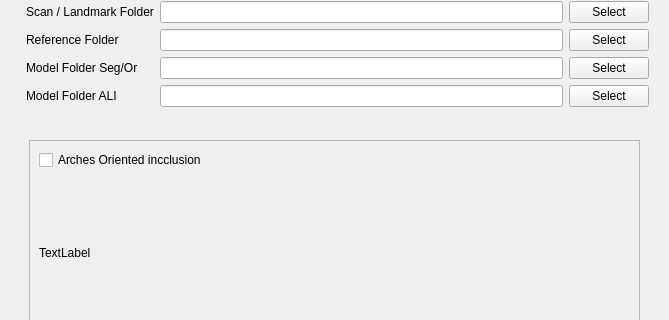
First picture: the form in ASO/Resources/UI/ASO.ui, repository DCBIA-OrthoLab/SlicerAutomatedDentalTools, before the edit; both pictures show x 0 to 669 and y 103 to 423 of the 669 by 872 pixel window.
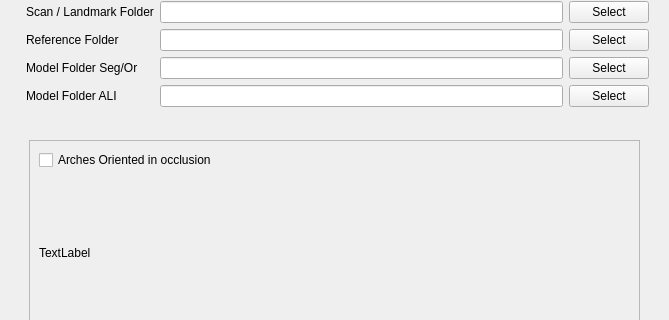
Second picture: the form after the edit. The open tabs and pages were chosen to show the change. Custom widgets are drawn as their Qt base class.

Commit message: STYLE : correct a label of ASO IOS's user interface and a combobox CBCT in IOS

```diff
--- a/ASO/Resources/UI/ASO.ui
+++ b/ASO/Resources/UI/ASO.ui
@@ -260,15 +260,15 @@
                   <rect>
                    <x>0</x>
                    <y>0</y>
-                   <width>225</width>
-                   <height>66</height>
+                   <width>627</width>
+                   <height>198</height>
                   </rect>
                  </property>
                  <layout class="QVBoxLayout" name="verticalLayout_14">
                   <item>
                    <widget class="QCheckBox" name="checkBoxOcclusionSemiIOS">
                     <property name="text">
-                     <string>Arches Oriented incclusion</string>
+                     <string>Arches Oriented in occlusion</string>
                     </property>
                    </widget>
                   </item>
```
Left out of the diff: 6 changed lines with no effect on the pictures. The commit also changes 1 other file.
